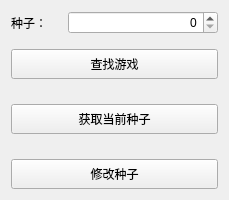
Old version of the form zombie_calculator/gui/modify.ui in the repository Kndy666/zombie_calculator.
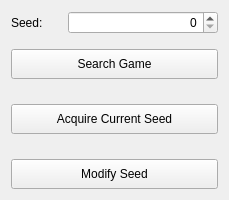
New version of the form.

What changed in the file:
```diff
--- a/zombie_calculator/gui/modify.ui
+++ b/zombie_calculator/gui/modify.ui
@@ -45,7 +45,7 @@
        <item>
         <widget class="QLabel" name="label">
          <property name="text">
-          <string>种子：</string>
+          <string>Seed:</string>
          </property>
         </widget>
        </item>
@@ -93,7 +93,7 @@
           </size>
          </property>
          <property name="text">
-          <string>查找游戏</string>
+          <string>Search Game</string>
          </property>
         </widget>
        </item>
@@ -125,7 +125,7 @@
           </size>
          </property>
          <property name="text">
-          <string>获取当前种子</string>
+          <string>Acquire Current Seed</string>
          </property>
         </widget>
        </item>
@@ -157,7 +157,7 @@
           </size>
          </property>
          <property name="text">
-          <string>修改种子</string>
+          <string>Modify Seed</string>
          </property>
         </widget>
        </item>
```
Left out of the diff: 5 changed lines with no effect on the pictures.
